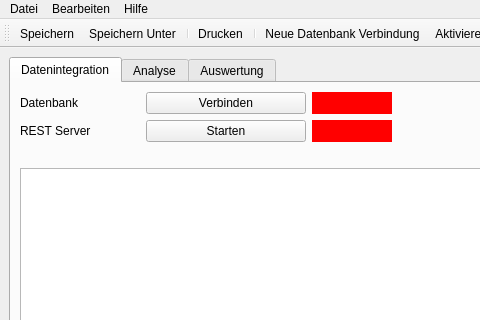
Old version of the form views/MainWindow.ui in the repository Tweak161/fa2909; both pictures show x 0 to 480 and y 0 to 320 of the 1022 by 626 pixel window.
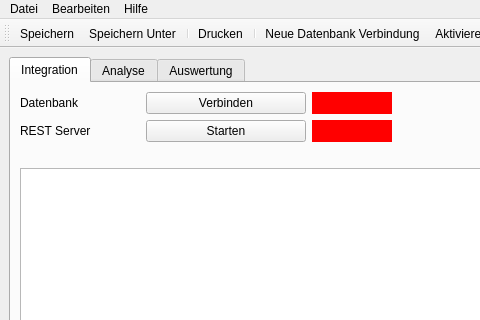
New version of the form. Icons and pictures are not drawn.

Commit message: Bug Fixes *Aufhängen unter Windows bei Simulations Start *Fehlende Funktion der Entfernen Buttons

Diff of the .ui file:
```diff
--- a/views/MainWindow.ui
+++ b/views/MainWindow.ui
@@ -29,7 +29,7 @@
       </property>
       <widget class="QWidget" name="dataintegrationTab">
        <attribute name="title">
-        <string>Datenintegration</string>
+        <string>Integration</string>
        </attribute>
        <layout class="QVBoxLayout" name="verticalLayout_3">
         <item>
```
The commit also changes 5 other files.
